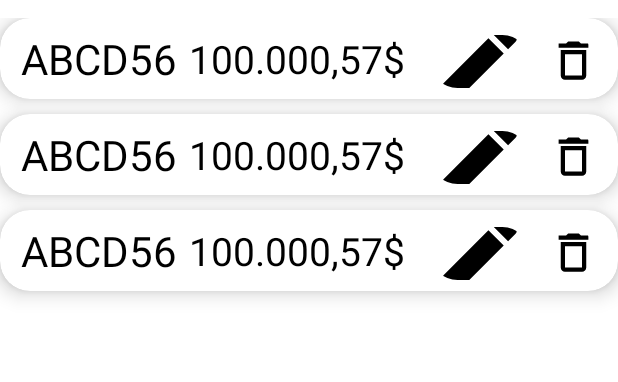
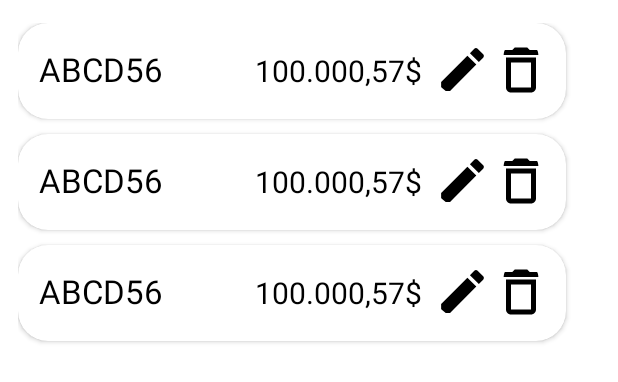
Before and after one commit to VictorFigma/fintrack, an Android app: the layout fragment_portfolio.xml on its own in the app's theme, with its tools: preview values and no code run, on a phone screen of 412 x 824 dp. Shown: the top 382 px of the screen. Run offline under Robolectric (Android 15) with nearby library versions, the phone set to English and light mode, and no system bars.

Commit message:
Update layouts

```diff
--- a/app/src/main/java/com/victorfigma/fintrack/portfolio/PortfolioListAdapter.java
+++ b/app/src/main/java/com/victorfigma/fintrack/portfolio/PortfolioListAdapter.java
@@ -43,8 +43,9 @@ public class PortfolioListAdapter extends ArrayAdapter<StringFloatPair> {
 
         TextView listStock = view.findViewById(R.id.portfolioStockCode);
         TextView listPrice = view.findViewById(R.id.portfolioStockPrice);
+        String qtty = String.format("%.2f", listData.qtty) + "$";
         listStock.setText(listData.code);
-        listPrice.setText(String.format("%.2f", listData.qtty));
+        listPrice.setText(qtty);
 
         ShapeableImageView deleteButton = view.findViewById(R.id.deleteItem);
         ShapeableImageView editButton = view.findViewById(R.id.editItem);
--- a/app/src/main/java/com/victorfigma/fintrack/stock/StocksListAdapter.java
+++ b/app/src/main/java/com/victorfigma/fintrack/stock/StocksListAdapter.java
@@ -39,7 +39,8 @@ public class StocksListAdapter extends ArrayAdapter<StringFloatPair> {
         TextView listPrice = view.findViewById(R.id.stocksStockPrice);
 
         listStock.setText(listData.code);
-        listPrice.setText(String.valueOf(listData.qtty));
+        String qtty = String.valueOf(listData.qtty) + "$";
+        listPrice.setText(qtty);
 
         View deleteButton = view.findViewById(R.id.deleteItem);
         deleteButton.setOnClickListener(new View.OnClickListener() {
--- a/app/src/main/res/layout/activity_home.xml
+++ b/app/src/main/res/layout/activity_home.xml
@@ -38,6 +38,7 @@
         android:layout_width="wrap_content"
         android:layout_height="wrap_content"
         android:src="@drawable/baseline_add_24"
+        app:borderWidth="1dp"
         style="@style/AddFloatingButton"
         app:layout_anchor="@id/bottomNavbar"
         app:maxImageSize="40dp"
--- a/app/src/main/res/layout/fragment_portfolio.xml
+++ b/app/src/main/res/layout/fragment_portfolio.xml
@@ -12,8 +12,9 @@
         android:layout_height="match_parent"
         android:id="@+id/portfolioListView"
         android:scrollbars="vertical"
-        android:layout_marginTop="12dp"
+        android:layout_marginTop="15dp"
         android:layout_marginBottom="56dp"
+        android:layout_marginStart="12dp"
         tools:listitem="@layout/listed_item_portfolio"
         android:divider="@android:color/transparent"
         android:dividerHeight="10sp"/>
--- a/app/src/main/res/layout/fragment_stocks.xml
+++ b/app/src/main/res/layout/fragment_stocks.xml
@@ -12,8 +12,9 @@
         android:layout_height="match_parent"
         android:id="@+id/stocksListView"
         android:scrollbars="vertical"
-        android:layout_marginTop="12dp"
+        android:layout_marginTop="15dp"
         android:layout_marginBottom="56dp"
+        android:layout_marginStart="12dp"
         tools:listitem="@layout/listed_item_stocks"
         android:divider="@android:color/transparent"
         android:dividerHeight="10sp"/>
--- a/app/src/main/res/layout/listed_item_portfolio.xml
+++ b/app/src/main/res/layout/listed_item_portfolio.xml
@@ -3,51 +3,47 @@
 <androidx.cardview.widget.CardView
     xmlns:android="http://schemas.android.com/apk/res/android"
     xmlns:app="http://schemas.android.com/apk/res-auto"
-    android:layout_marginStart="14dp"
-    android:layout_marginEnd="14dp"
-    android:layout_marginVertical="12dp"
+    android:layout_marginVertical="25dp"
     app:cardCornerRadius="20dp"
-    app:cardElevation="8dp"
-    android:layout_width="match_parent"
+    app:cardElevation="2dp"
+    android:layout_width="365dp"
     android:layout_height="wrap_content"
     style="@style/CardBackground">
 
     <RelativeLayout
-        android:layout_width="match_parent"
+        android:layout_width="wrap_content"
         android:layout_height="wrap_content">
 
         <TextView
             android:id="@+id/portfolioStockCode"
-            android:layout_width="115dp"
-            android:layout_height="54dp"
+            style="@style/TextColor"
+            android:layout_width="130dp"
+            android:layout_height="62dp"
             android:layout_marginLeft="14dp"
             android:gravity="center_vertical"
             android:text="ABCD56"
-            style="@style/TextColor"
-            android:textSize="28sp" />
-
+            android:textSize="22sp" />
 
         <TextView
             android:id="@+id/portfolioStockPrice"
-            android:layout_width="160dp"
-            android:layout_height="54dp"
-            android:layout_marginStart="-19dp"
-            android:layout_toEndOf="@id/portfolioStockCode"
+            style="@style/TextColor"
+            android:layout_width="150dp"
+            android:layout_height="64dp"
+            android:layout_marginStart="-59dp"
+            android:layout_marginEnd="8dp"
+            android:layout_toStartOf="@+id/editItem"
             android:gravity="center_vertical"
             android:text="100.000,57$"
-            style="@style/TextColor"
             android:textDirection="rtl"
-            android:textSize="26sp" />
+            android:textSize="20sp" />
 
         <com.google.android.material.imageview.ShapeableImageView
             android:id="@+id/editItem"
-            android:layout_width="36dp"
-            android:layout_height="35dp"
-            android:layout_marginStart="17dp"
-            android:layout_marginTop="11dp"
-            android:layout_marginEnd="17dp"
+            android:layout_width="38dp"
+            android:layout_height="34dp"
+            android:layout_marginTop="14dp"
+            android:layout_marginEnd="8dp"
             android:layout_toStartOf="@+id/deleteItem"
-            android:layout_toEndOf="@+id/portfolioStockPrice"
             android:scaleType="centerCrop"
             android:src="@drawable/baseline_edit_24"
             app:shapeAppearanceOverlay="@style/roundedImageViewRounded" />
@@ -55,13 +51,13 @@
         <com.google.android.material.imageview.ShapeableImageView
             android:id="@+id/deleteItem"
             android:layout_width="wrap_content"
-            android:layout_height="34dp"
+            android:layout_height="40dp"
             android:layout_alignParentEnd="true"
+            android:layout_marginTop="11dp"
             android:layout_marginEnd="18dp"
-            android:layout_marginTop="11dp"
             android:scaleType="centerCrop"
             android:src="@drawable/baseline_delete_outline_24"
-            app:shapeAppearanceOverlay="@style/roundedImageViewRounded"/>
+            app:shapeAppearanceOverlay="@style/roundedImageViewRounded" />
 
     </RelativeLayout>
 
```
Also changed, not shown: app/src/main/res/layout/listed_item_stocks.xml (+15 -17 lines).
